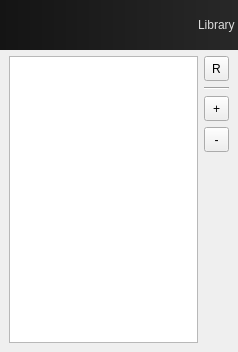
Before: the Qt Designer form rigicon/layout/ui/library.ui in csaez/rigicon, drawn with Qt 5.
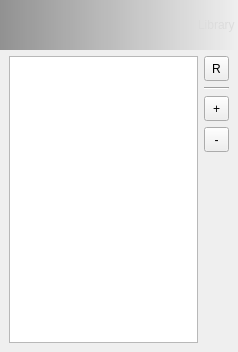
After: the same form once the commit is applied.

What changed in the file:
```diff
--- a/rigicon/layout/ui/library.ui
+++ b/rigicon/layout/ui/library.ui
@@ -38,7 +38,7 @@
       <property name="styleSheet">
        <string notr="true">font: 75 bold italic 18pt &quot;Trebuchet MS&quot;;
 color: rgb(220, 220, 220);
-background-color: qlineargradient(spread:pad, x1:0, y1:0, x2:1, y2:0, stop:0 rgba(20, 20, 20, 255), stop:1 rgba(40, 40, 40, 255));</string>
+background-color: qlineargradient(spread:pad, x1:0, y1:0, x2:1, y2:0, stop:0 rgba(0, 0, 0, 100), stop:1 rgba(40, 40, 40, 0));</string>
       </property>
       <property name="text">
        <string>Library </string>
```
Left out of the diff: 67 changed lines with no effect on the pictures.
